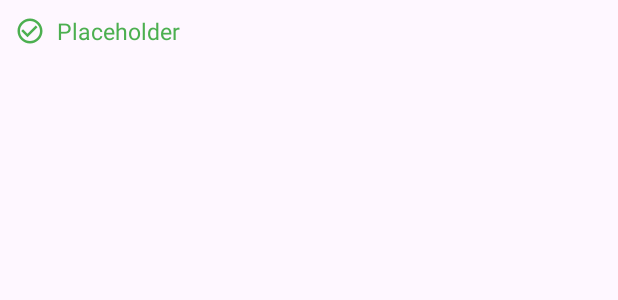
After one commit to DuongThienPhuoc/B2-Driver-License-Android, an Android app: the layout true_answer_layout.xml on its own in the app's theme, with its tools: preview values and no code run, on a phone screen of 412 x 824 dp. The commit adds this screen. Shown: the top 300 px of the screen. Run offline under Robolectric (Android 15) with nearby library versions, the phone set to English and light mode, and no system bars; network calls fail.

Commit message:
add check answer feature

```diff
--- a/app/build.gradle.kts
+++ b/app/build.gradle.kts
@@ -36,6 +36,7 @@ android {
 }
 
 dependencies {
+    implementation (libs.glide)
     implementation(libs.retrofit)
     implementation(libs.converter.gson)
     implementation(libs.androidx.core.ktx)
--- a/app/src/main/java/com/fpt/phuocdt/b2driverslicense/CategoryActivity.kt
+++ b/app/src/main/java/com/fpt/phuocdt/b2driverslicense/CategoryActivity.kt
@@ -75,7 +75,9 @@ class CategoryActivity : AppCompatActivity() {
     }
 
     private fun setAdapter(int: List<Int>, question: List<Question>) {
-        questionSliderRcvAdapter = QuestionSliderRcvAdapter(int)
+        questionSliderRcvAdapter = QuestionSliderRcvAdapter(int) {
+            viewPager.currentItem = it - 1
+        }
         categoryQuestionRcv.adapter = questionSliderRcvAdapter
         categoryQuestionRcv.layoutManager =
             LinearLayoutManager(this, LinearLayoutManager.HORIZONTAL, false)
--- a/app/src/main/java/com/fpt/phuocdt/b2driverslicense/MainActivity.kt
+++ b/app/src/main/java/com/fpt/phuocdt/b2driverslicense/MainActivity.kt
@@ -22,8 +22,8 @@ import kotlinx.coroutines.launch
 import kotlinx.coroutines.withContext
 
 class MainActivity : AppCompatActivity() {
-    private val TAG = "Home"
-    private lateinit var homeCategoryRcv: RecyclerView;
+    private val tag = "MainActivity"
+    private lateinit var homeCategoryRcv: RecyclerView
     private lateinit var progressBar: ProgressBar
     private lateinit var homeCategoryRcvAdapter: HomeCategoryRcvAdapter
 
@@ -67,7 +67,7 @@ class MainActivity : AppCompatActivity() {
                     }
                 }
             } catch (e: Exception) {
-                Log.e(TAG, e.message.toString())
+                Log.e(tag, e.message.toString())
                 return@launch
             }
 
--- a/app/src/main/java/com/fpt/phuocdt/b2driverslicense/entity/Question.kt
+++ b/app/src/main/java/com/fpt/phuocdt/b2driverslicense/entity/Question.kt
@@ -3,6 +3,6 @@ package com.fpt.phuocdt.b2driverslicense.entity
 data class Question(
     val _id: String,
     val answers: List<Answer>,
-    val img: String,
+    val img: String?,
     val question: String
 )
--- /dev/null
+++ b/app/src/main/res/drawable/true_icon.xml
@@ -0,0 +1,12 @@
+<vector xmlns:android="http://schemas.android.com/apk/res/android"
+    android:width="20dp"
+    android:height="20dp"
+    android:tint="#4CAF50"
+    android:viewportWidth="24"
+    android:viewportHeight="24">
+
+    <path
+        android:fillColor="@android:color/white"
+        android:pathData="M16.59,7.58L10,14.17l-3.59,-3.58L5,12l5,5 8,-8zM12,2C6.48,2 2,6.48 2,12s4.48,10 10,10 10,-4.48 10,-10S17.52,2 12,2zM12,20c-4.42,0 -8,-3.58 -8,-8s3.58,-8 8,-8 8,3.58 8,8 -3.58,8 -8,8z" />
+
+</vector>
--- /dev/null
+++ b/app/src/main/res/layout/true_answer_layout.xml
@@ -0,0 +1,33 @@
+<?xml version="1.0" encoding="utf-8"?>
+<androidx.constraintlayout.widget.ConstraintLayout xmlns:android="http://schemas.android.com/apk/res/android"
+    xmlns:app="http://schemas.android.com/apk/res-auto"
+    xmlns:tools="http://schemas.android.com/tools"
+    android:layout_width="match_parent"
+    android:layout_height="wrap_content"
+    android:orientation="horizontal"
+    android:padding="10dp">
+
+    <ImageView
+        android:id="@+id/trueAnswerLayoutImgView"
+        android:layout_width="wrap_content"
+        android:layout_height="wrap_content"
+        android:contentDescription="True question icon"
+        android:scaleType="center"
+        android:src="@drawable/true_icon"
+        app:layout_constraintBottom_toBottomOf="parent"
+        app:layout_constraintStart_toStartOf="parent"
+        app:layout_constraintTop_toTopOf="parent" />
+
+    <TextView
+        android:id="@+id/trueAnswerLayoutTv"
+        android:layout_width="0dp"
+        android:layout_height="wrap_content"
+        android:layout_marginStart="8dp"
+        android:text="Placeholder"
+        android:textColor="@color/true_answer"
+        android:textSize="15sp"
+        app:layout_constraintBottom_toBottomOf="parent"
+        app:layout_constraintEnd_toEndOf="parent"
+        app:layout_constraintStart_toEndOf="@+id/trueAnswerLayoutImgView"
+        app:layout_constraintTop_toTopOf="parent" />
+</androidx.constraintlayout.widget.ConstraintLayout>
--- a/app/src/main/res/values/colors.xml
+++ b/app/src/main/res/values/colors.xml
@@ -4,4 +4,7 @@
     <color name="white">#FFFFFFFF</color>
     <color name="light_green">#eef4f8</color>
     <color name="light_blue">#c5eae7</color>
+    <color name="dark_blue">#D0BCFF</color>
+    <color name="true_answer">#4CAF50</color>
+    <color name="false_answer">#F44336</color>
 </resources>
--- a/gradle/libs.versions.toml
+++ b/gradle/libs.versions.toml
@@ -1,5 +1,6 @@
 [versions]
 agp = "8.3.0"
+glide = "4.16.0"
 kotlin = "1.9.0"
 coreKtx = "1.12.0"
 junit = "4.13.2"
@@ -14,6 +15,7 @@ retrofit = "2.9.0"
 [libraries]
 androidx-core-ktx = { group = "androidx.core", name = "core-ktx", version.ref = "coreKtx" }
 converter-gson = { module = "com.squareup.retrofit2:converter-gson", version.ref = "retrofit" }
+glide = { module = "com.github.bumptech.glide:glide", version.ref = "glide" }
 junit = { group = "junit", name = "junit", version.ref = "junit" }
 androidx-junit = { group = "androidx.test.ext", name = "junit", version.ref = "junitVersion" }
 androidx-espresso-core = { group = "androidx.test.espresso", name = "espresso-core", version.ref = "espressoCore" }
```
Also changed, not shown: app/src/main/java/com/fpt/phuocdt/b2driverslicense/QuestionFragment.kt (+90 -10 lines), app/src/main/java/com/fpt/phuocdt/b2driverslicense/adapter/QuestionSliderRcvAdapter.kt (+26 -1 lines), app/src/main/res/drawable/false_icon.xml (added, +12 -0 lines), app/src/main/res/drawable/question_slider_selected.xml (added, +9 -0 lines), app/src/main/res/layout/activity_category.xml (+7 -3 lines), app/src/main/res/layout/fragment_question.xml (+29 -8 lines), app/src/main/res/drawable/loading.jpg (added).
